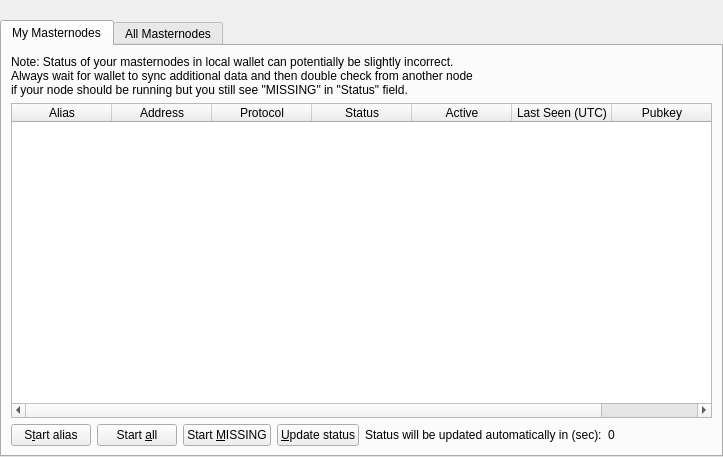
Old version of the form src/qt/forms/masternodelist.ui in the repository bitcoinbabys/flexinodes.
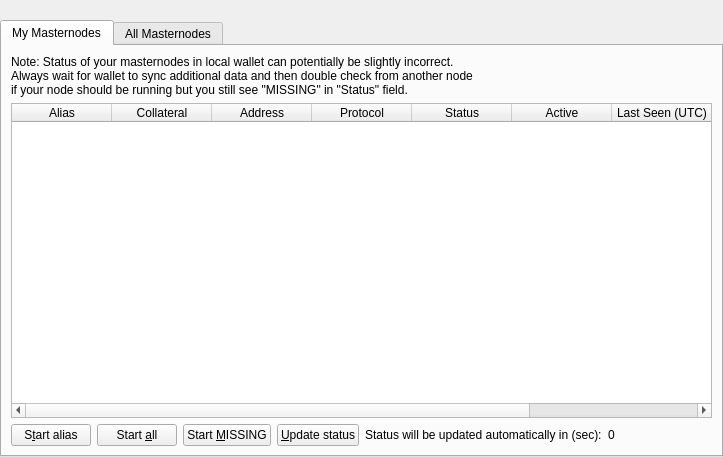
New version of the form.

Commit message: added flexible mn collateral feature

Diff of the .ui file:
```diff
--- a/src/qt/forms/masternodelist.ui
+++ b/src/qt/forms/masternodelist.ui
@@ -144,6 +144,11 @@
                <string>Alias</string>
               </property>
              </column>
+             <column>
+              <property name="text">
+               <string>Collateral</string>
+              </property>
+			 </column> 
              <column>
               <property name="text">
                <string>Address</string>
```
Left out of the diff: 5 changed lines with no effect on the pictures. The commit also changes 13 other files.
